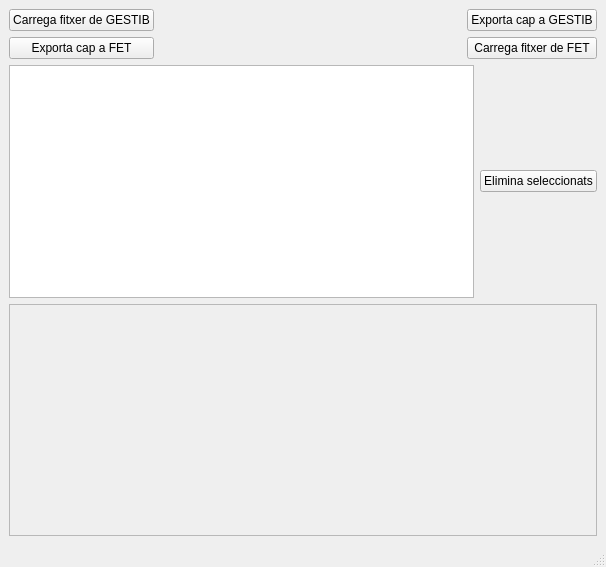
First picture: the form in mainwindow.ui, repository pnegre/XESFET, before the edit.
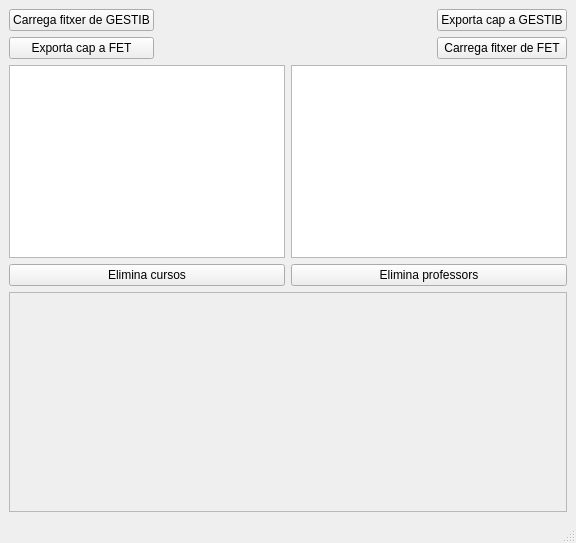
Second picture: the form after the edit.

Commit message: Mostrem llista de profes

Patch:
```diff
--- a/mainwindow.ui
+++ b/mainwindow.ui
@@ -6,8 +6,8 @@
    <rect>
     <x>0</x>
     <y>0</y>
-    <width>606</width>
-    <height>567</height>
+    <width>576</width>
+    <height>543</height>
    </rect>
   </property>
   <property name="windowTitle">
@@ -101,14 +101,32 @@
     <item row="1" column="0">
      <layout class="QHBoxLayout" name="horizontalLayout_2">
       <item>
+       <layout class="QVBoxLayout" name="verticalLayout_4">
+        <item>
        <widget class="QListWidget" name="courseList"/>
       </item>
       <item>
-       <widget class="QPushButton" name="but_delete">
+         <widget class="QPushButton" name="but_delete_courses">
         <property name="text">
-         <string>Elimina seleccionats</string>
-        </property>
-       </widget>
+           <string>Elimina cursos</string>
+          </property>
+         </widget>
+        </item>
+       </layout>
+      </item>
+      <item>
+       <layout class="QVBoxLayout" name="verticalLayout_3">
+        <item>
+         <widget class="QListWidget" name="profList"/>
+        </item>
+        <item>
+         <widget class="QPushButton" name="but_delete_profs">
+          <property name="text">
+           <string>Elimina professors</string>
+          </property>
+         </widget>
+        </item>
+       </layout>
       </item>
      </layout>
     </item>
```
Left out of the diff: 2 changed lines with no effect on the pictures. Lines whose indentation alone changed are shown as unchanged. The commit also changes 2 other files.
